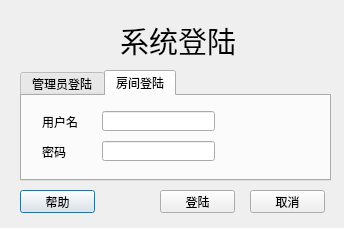
Before: the Qt Designer form QtGuiApplication1/loginDialog.ui in TagineerDai/SEassign, drawn with Qt 5.
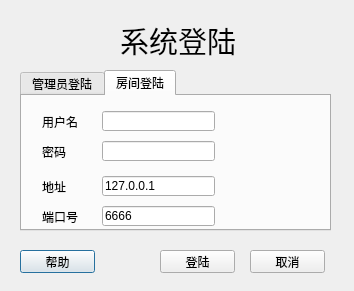
After: the same form once the commit is applied. The open tabs and pages were chosen to show the change.

Commit message: The hard-coded bug fixed in LoginWindow.

Diff of the .ui file:
```diff
--- a/QtGuiApplication1/loginDialog.ui
+++ b/QtGuiApplication1/loginDialog.ui
@@ -6,8 +6,8 @@
    <rect>
     <x>0</x>
     <y>0</y>
-    <width>344</width>
-    <height>228</height>
+    <width>354</width>
+    <height>291</height>
    </rect>
   </property>
   <property name="windowTitle">
@@ -19,7 +19,7 @@
      <x>20</x>
      <y>70</y>
      <width>311</width>
-     <height>111</height>
+     <height>161</height>
     </rect>
    </property>
    <property name="acceptDrops">
@@ -138,6 +138,58 @@
       </rect>
      </property>
     </widget>
+    <widget class="QLineEdit" name="roomport">
+     <property name="geometry">
+      <rect>
+       <x>80</x>
+       <y>110</y>
+       <width>113</width>
+       <height>20</height>
+      </rect>
+     </property>
+     <property name="text">
+      <string>6666</string>
+     </property>
+    </widget>
+    <widget class="QLabel" name="L2port">
+     <property name="geometry">
+      <rect>
+       <x>20</x>
+       <y>115</y>
+       <width>54</width>
+       <height>12</height>
+      </rect>
+     </property>
+     <property name="text">
+      <string>端口号</string>
+     </property>
+    </widget>
+    <widget class="QLabel" name="L2ip">
+     <property name="geometry">
+      <rect>
+       <x>20</x>
+       <y>85</y>
+       <width>54</width>
+       <height>12</height>
+      </rect>
+     </property>
+     <property name="text">
+      <string>地址</string>
+     </property>
+    </widget>
+    <widget class="QLineEdit" name="roomip">
+     <property name="geometry">
+      <rect>
+       <x>80</x>
+       <y>80</y>
+       <width>113</width>
+       <height>20</height>
+      </rect>
+     </property>
+     <property name="text">
+      <string>127.0.0.1</string>
+     </property>
+    </widget>
    </widget>
   </widget>
   <widget class="QLabel" name="loginLabel">
@@ -163,7 +215,7 @@
    <property name="geometry">
     <rect>
      <x>20</x>
-     <y>190</y>
+     <y>250</y>
      <width>75</width>
      <height>23</height>
     </rect>
@@ -176,7 +228,7 @@
    <property name="geometry">
     <rect>
      <x>160</x>
-     <y>190</y>
+     <y>250</y>
      <width>75</width>
      <height>23</height>
     </rect>
@@ -189,7 +241,7 @@
    <property name="geometry">
     <rect>
      <x>250</x>
-     <y>190</y>
+     <y>250</y>
      <width>75</width>
      <height>23</height>
     </rect>
```
Left out of the diff: 2 changed lines with no effect on the pictures. The commit also changes 37 other files.
